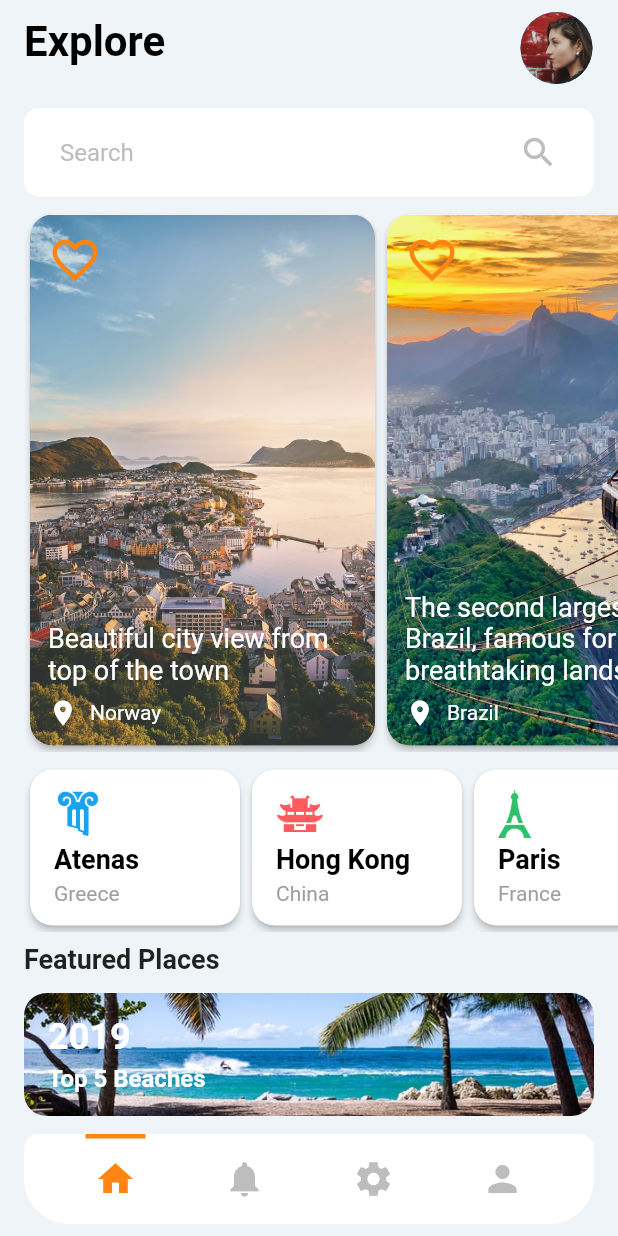
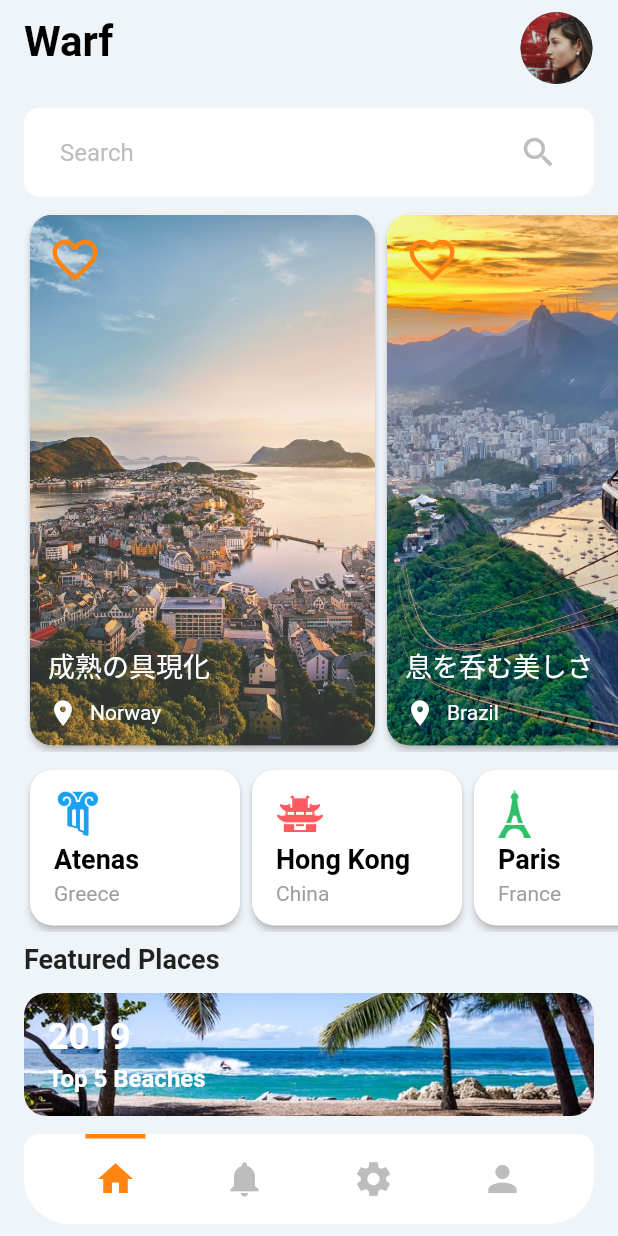
Before and after one commit to Aspabac/travel_ui, a Flutter app: the screen it shows after launch, on a phone screen of 412 x 824 dp. Run offline on Flutter 3.47's test engine with Material 2 defaults, Android fonts, the phone set to English and light mode, and no system bars.

Commit message:
1部を日本語訳に変更

```diff
--- a/lib/data.dart
+++ b/lib/data.dart
@@ -32,7 +32,7 @@ class Place {
 List<Place> getPlaceList(){
   return <Place>[
     Place(
-        "Beautiful city view from top of the town",
+        "成熟の具現化",
         "Norway",
         3580.9,
         [
@@ -44,7 +44,7 @@ List<Place> getPlaceList(){
         false
     ),
     Place(
-        "The second largest city in Brazil, famous for its breathtaking landscape",
+        "息を呑む美しさ",
         "Brazil",
         2990,
         [
@@ -56,7 +56,7 @@ List<Place> getPlaceList(){
         false
     ),
     Place(
-        "This city has been described as the cultural, financial, and media capital of the world",
+        "世界の中心",
         "USA",
         4870.5,
         [
@@ -68,7 +68,7 @@ List<Place> getPlaceList(){
         false
     ),
     Place(
-        "This city is built around a huge harbour and hosts many tourist attractions",
+        "自然と共に",
         "Australia",
         4120.5,
         [
@@ -78,7 +78,7 @@ List<Place> getPlaceList(){
         false
     ),
     Place(
-        "One of the largest Buddhist temples",
+        "お寺を巡る旅",
         "Hong Kong",
         3990,
         [
@@ -89,7 +89,7 @@ List<Place> getPlaceList(){
         false
     ),
     Place(
-        "These red cabins are beautiful",
+        "豊さとは",
         "Norway",
         4055,
         [
@@ -166,7 +166,7 @@ List<Featured> getFeaturedList(){
       "assets/images/city.jpg",
     ),
     Featured(
-      "2018",
+      "2019",
       "Top 10 Destinations",
       "assets/images/destination.jpg",
     ),
--- a/lib/detail.dart
+++ b/lib/detail.dart
@@ -227,7 +227,7 @@ class _DetailState extends State<Detail> {
                       ),
                       child: Center(
                         child: Text(
-                          "Book Now",
+                          "予約",
                           style: TextStyle(
                             color: Colors.white,
                             fontWeight: FontWeight.bold,
--- a/lib/explore.dart
+++ b/lib/explore.dart
@@ -34,7 +34,7 @@ class _ExploreState extends State<Explore> {
         backgroundColor: Colors.transparent,
         elevation: 0,
         title: Text(
-          "Explore",
+          "Warf",
           style: TextStyle(
             fontSize: 28,
             fontWeight: FontWeight.bold,
```
